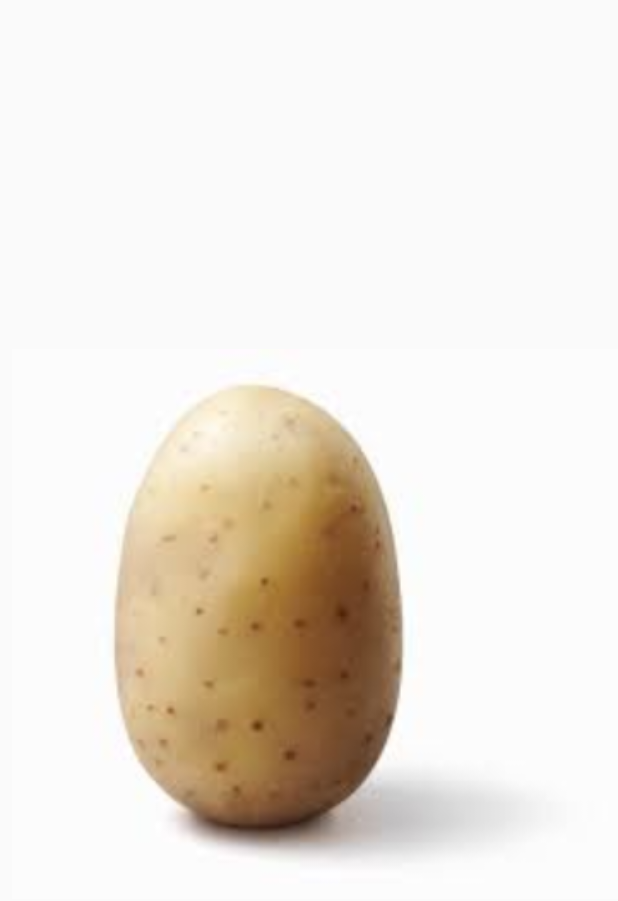
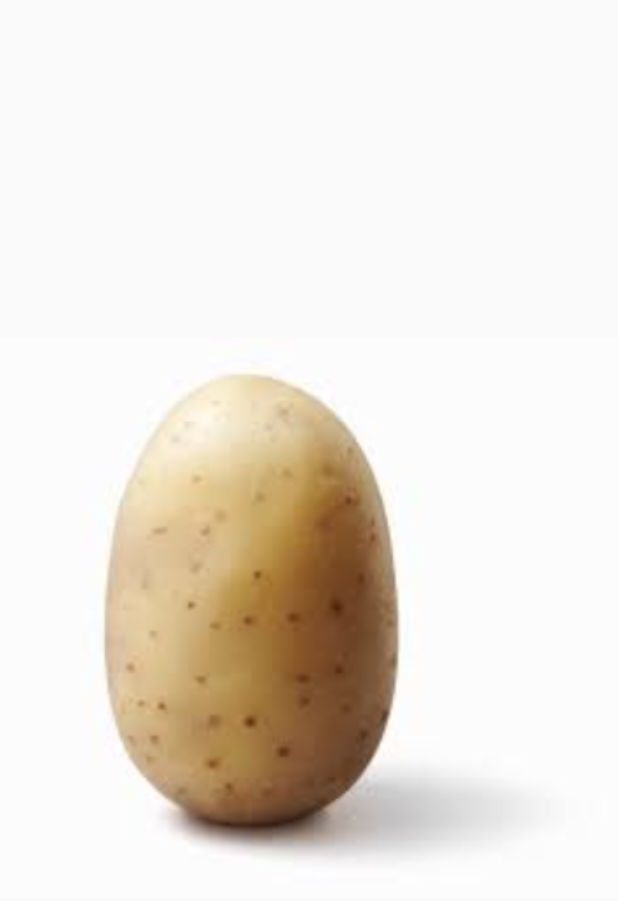
Before and after one commit to GagandeepBajwa/PosterPlanet, an Android app: the layout view_renderable.xml on its own in the app's theme, with its tools: preview values and no code run, on a phone screen of 412 x 824 dp. Shown: the top 901 px of the screen. Run offline under Robolectric (Android 15) with nearby library versions, the phone set to English and light mode, and no system bars.

Commit message:
Debugged, places one renderable in the view.

```diff
--- a/PosterThePlanet/src/main/java/com/example/bradleycrump/arcoretutorial3/AppUtils.java
+++ b/PosterThePlanet/src/main/java/com/example/bradleycrump/arcoretutorial3/AppUtils.java
@@ -60,9 +60,9 @@ public class AppUtils {
                         });
     }
 
-    /* Creates an ARCore Session. THis checks for the CAMERA permission, and if granted,
+    /* Creates an ARCore Session. This checks for the CAMERA permission, and if granted,
     checks the state of the ARCore install. If there is a problem an exception is thrown.
-    Care must be taken to update the installRequested falg as needed to aboid an infinite
+    Care must be taken to update the installRequested flag as needed to avoid an infinite
     checking loop. It should be set to true if null is returned form this method, and
     called again when the app is resumed.
 
--- a/PosterThePlanet/src/main/res/layout/view_renderable.xml
+++ b/PosterThePlanet/src/main/res/layout/view_renderable.xml
@@ -21,10 +21,8 @@
 
     <ImageView
         android:id="@+id/imageView"
-        android:layout_width="match_parent"
-        android:layout_height="match_parent"
-        android:layout_marginStart="8dp"
-        android:layout_marginTop="8dp"
+        android:layout_width="fill_parent"
+        android:layout_height="fill_parent"
         android:contentDescription="@string/this_is_a_potato"
         app:layout_constraintEnd_toEndOf="parent"
         app:layout_constraintStart_toStartOf="parent"
```
Also changed, not shown: PosterThePlanet/src/main/java/com/example/bradleycrump/arcoretutorial3/MainActivity.java (+11 -10 lines), PosterThePlanet/src/main/res/layout/activity_main.xml (+8 -1 lines).
